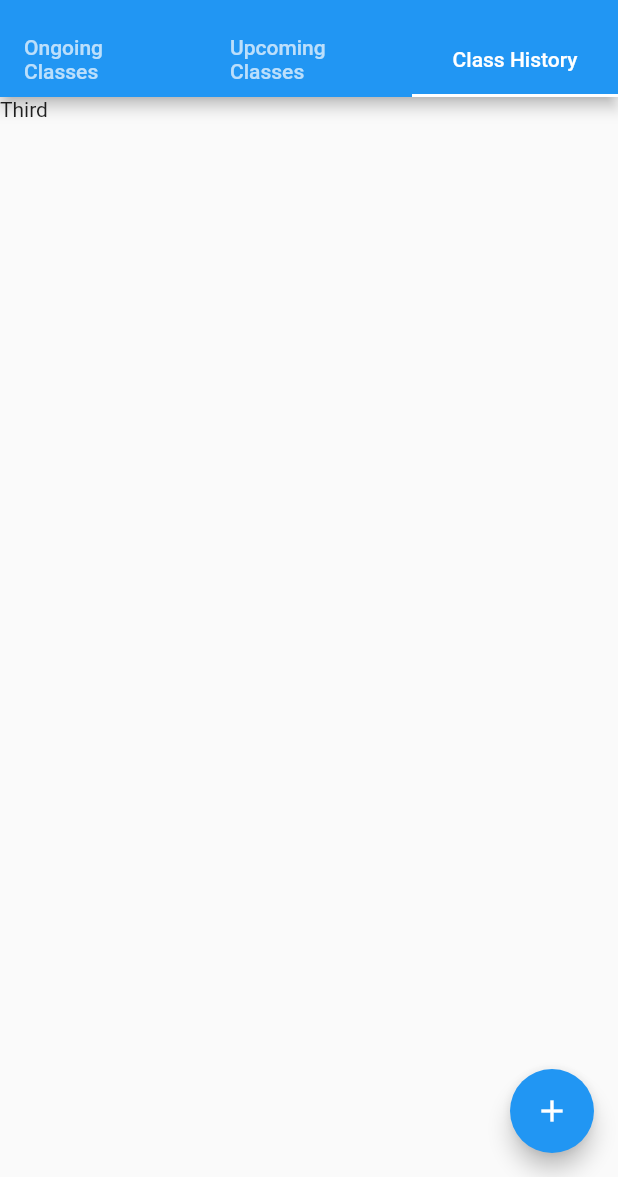
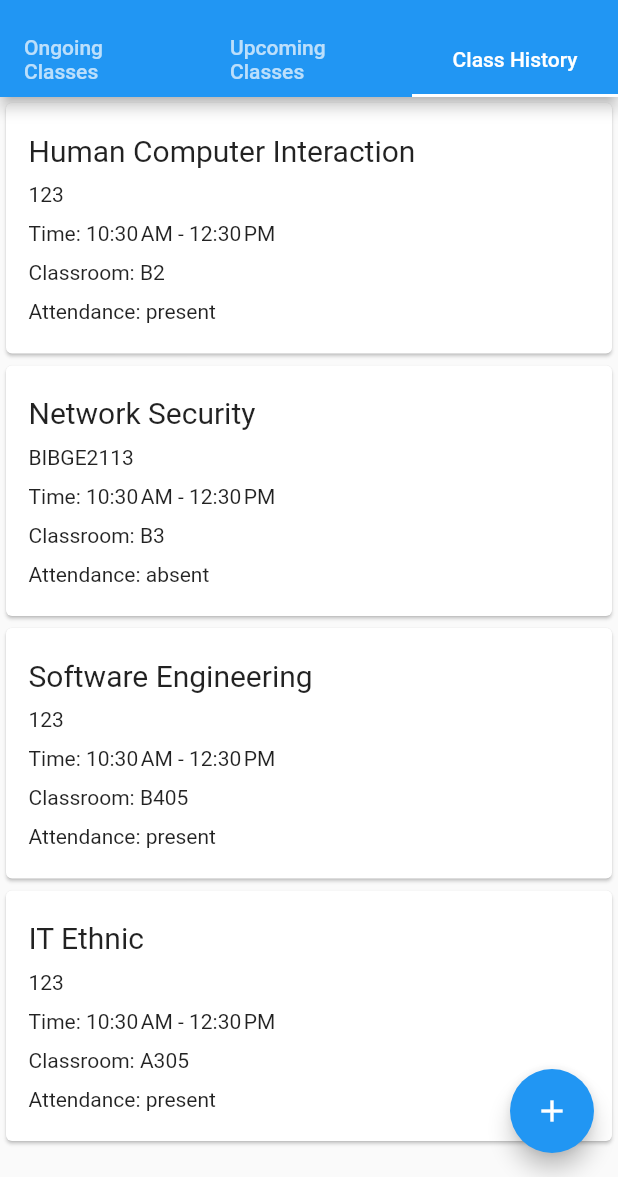
Before and after one commit to Elysu/Student-Attendance-System-With-WiFi-Detection, a Flutter app: the screen it shows after launch, tab 3 chosen, on a phone screen of 412 x 824 dp, the part 59-1236 px from its top. Run offline on Flutter 3.47's test engine with Material 2 defaults, Android fonts, the phone set to English and light mode, and no system bars.

Commit message:
combined ClassHistory to class_data_list.dart and added attendance status to class history

```diff
--- a/lib/class_data_models/class_data_list.dart
+++ b/lib/class_data_models/class_data_list.dart
@@ -7,3 +7,8 @@ class ClassDataList {
 
   ClassDataList(this.courseName, this.courseCode, this.classroom, this.startDate, this.endDate);
 }
+
+class ClassHistory extends ClassDataList {
+  final bool attendance;
+  ClassHistory(String courseName, String courseCode, String classroom, DateTime startDate, DateTime endDate, this.attendance) : super(courseName, courseCode, classroom, startDate, endDate);
+}
--- a/lib/class_data_models/class_history.dart
+++ /dev/null
@@ -1,6 +0,0 @@
-import 'package:student_attendance_fyp/class_data_models/class_data_list.dart';
-
-class ClassHistory extends ClassDataList {
-  final bool attendance;
-  ClassHistory(String courseName, String courseCode, String classroom, DateTime startDate, DateTime endDate, this.attendance) : super(courseName, courseCode, classroom, startDate, endDate);
-}
--- a/lib/class_listview.dart
+++ b/lib/class_listview.dart
@@ -45,3 +45,55 @@ Widget buildClassList(BuildContext context, int index, List classList) {
       )
   );
 }
+Widget buildClassHistory(BuildContext context, int index, List classList) {
+  final classes = classList[index];
+  return Card(
+      child: Padding(
+        padding: const EdgeInsets.all(15.0),
+        child: Column(
+          children: <Widget>[
+            Padding(
+              padding: const EdgeInsets.only(top: 5.0, bottom: 5.0),
+              child: Row(
+                children: <Widget>[
+                  Text(classes.courseName, style: TextStyle(fontSize: 20)),
+                ],
+              ),
+            ),
+            Padding(
+              padding: const EdgeInsets.only(top: 5.0, bottom: 5.0),
+              child: Row(
+                children: <Widget>[
+                  Text(classes.courseCode),
+                ],
+              ),
+            ),
+            Padding(
+              padding: const EdgeInsets.only(top: 5.0, bottom: 5.0),
+              child: Row(
+                children: <Widget>[
+                  Text("Time: ${DateFormat('jm').format(classes.startDate).toString()} - ${DateFormat('jm').format(classes.endDate).toString()}"),
+                ],
+              ),
+            ),
+            Padding(
+              padding: const EdgeInsets.only(top: 5.0, bottom: 5.0),
+              child: Row(
+                children: <Widget>[
+                  Text("Classroom: ${classes.classroom}"),
+                ],
+              ),
+            ),
+            Padding(
+              padding: const EdgeInsets.only(top: 5.0, bottom: 5.0),
+              child: Row(
+                children: <Widget>[
+                  Text("Attendance: ${classes.attendance ? 'present' : 'absent'}"),
+                ],
+              ),
+            ),
+          ],
+        ),
+      )
+  );
+}
--- a/lib/class_tabs/class_history_view.dart
+++ b/lib/class_tabs/class_history_view.dart
@@ -1,14 +1,31 @@
 import 'package:flutter/material.dart';
+import 'package:student_attendance_fyp/class_data_models/class_data_list.dart';
+import 'package:student_attendance_fyp/class_listview.dart';
 
-class ClassHistoryView extends StatelessWidget {
+class ClassHistoryView extends StatefulWidget {
   const ClassHistoryView({Key? key}) : super(key: key);
+
+  @override
+  State<ClassHistoryView> createState() => _ClassHistoryViewState();
+}
+
+class _ClassHistoryViewState extends State<ClassHistoryView> {
+  final List<ClassDataList> classList = [
+    ClassHistory("Human Computer Interaction", "123", "B2", DateTime.now(), DateTime.now().add(const Duration(hours: 2)), true),
+    ClassHistory("Network Security", "BIBGE2113", "B3", DateTime.now(), DateTime.now().add(const Duration(hours: 2)), false),
+    ClassHistory("Software Engineering", "123", "B405", DateTime.now(), DateTime.now().add(const Duration(hours: 2)), true),
+    ClassHistory("IT Ethnic", "123", "A305", DateTime.now(), DateTime.now().add(const Duration(hours: 2)), true)
+  ];
 
   @override
   Widget build(BuildContext context) {
     return Container(
       height: double.infinity,
       width: double.infinity,
-      child: Text("Third"),
+      child: ListView.builder(
+          itemCount: classList.length,
+          itemBuilder: (BuildContext context, int index) => buildClassHistory(context, index, classList)
+      ),
     );
   }
 }
--- a/lib/class_tabs/upcoming_class_view.dart
+++ b/lib/class_tabs/upcoming_class_view.dart
@@ -1,14 +1,31 @@
 import 'package:flutter/material.dart';
+import 'package:student_attendance_fyp/class_data_models/class_data_list.dart';
+import 'package:student_attendance_fyp/class_listview.dart';
 
-class UpcomingClassView extends StatelessWidget {
+class UpcomingClassView extends StatefulWidget {
   const UpcomingClassView({Key? key}) : super(key: key);
+
+  @override
+  State<UpcomingClassView> createState() => _UpcomingClassViewState();
+}
+
+class _UpcomingClassViewState extends State<UpcomingClassView> {
+  final List<ClassDataList> classList = [
+    ClassDataList("Human Computer Interaction", "123", "B2", DateTime.now(), DateTime.now().add(const Duration(hours: 2))),
+    ClassDataList("Network Security", "BIBGE2113", "B3", DateTime.now(), DateTime.now().add(const Duration(hours: 2))),
+    ClassDataList("Software Engineering", "123", "B405", DateTime.now(), DateTime.now().add(const Duration(hours: 2))),
+    ClassDataList("IT Ethnic", "123", "A305", DateTime.now(), DateTime.now().add(const Duration(hours: 2)))
+  ];
 
   @override
   Widget build(BuildContext context) {
     return Container(
       height: double.infinity,
       width: double.infinity,
-      child: Text("Second"),
+      child: ListView.builder(
+          itemCount: classList.length,
+          itemBuilder: (BuildContext context, int index) => buildClassList(context, index, classList)
+      ),
     );
   }
 }
```
